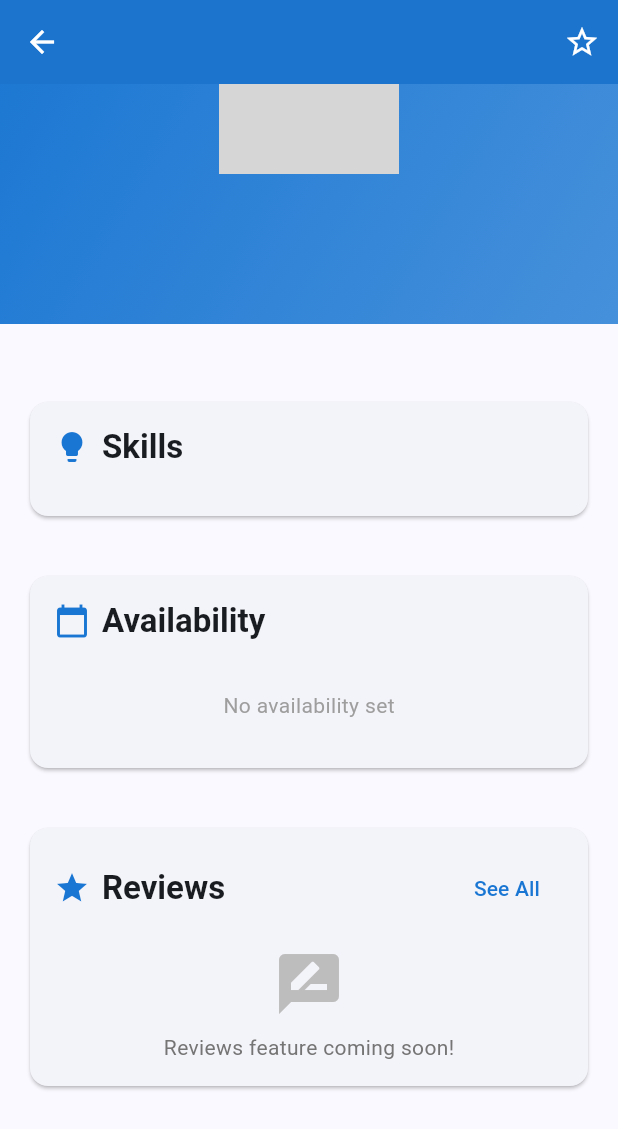
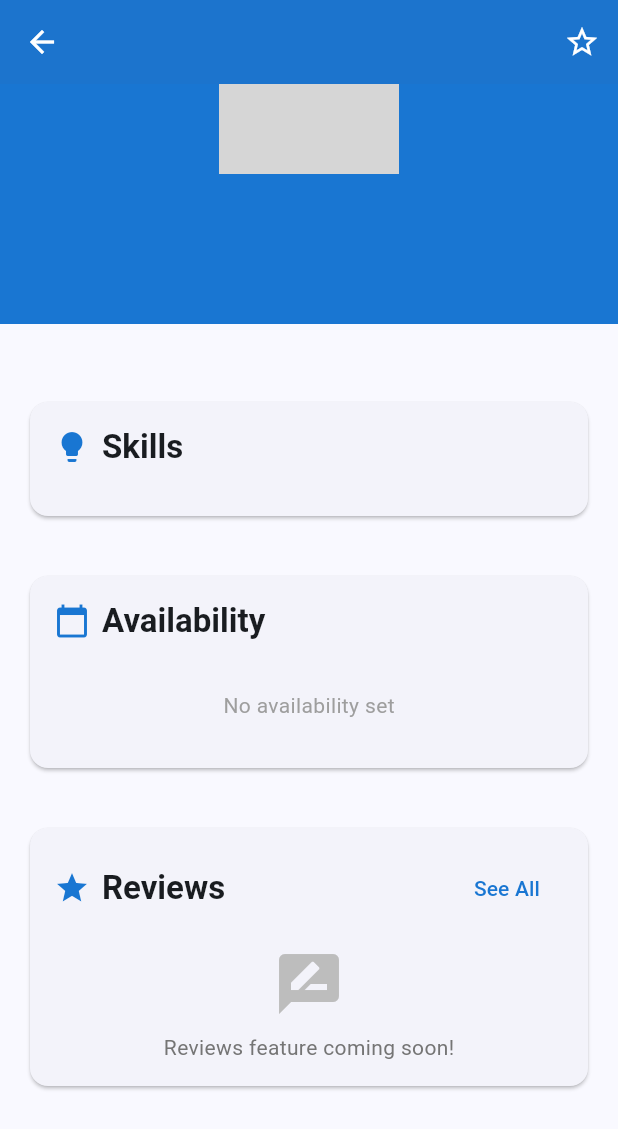
Before and after one commit to alyssahusna44/fyp-skillswap-app, a Flutter app: the UserProfileViewScreen screen opened directly with empty values, scrolled down 84 dp, on a phone screen of 412 x 824 dp. Shown: the top 1129 px of the screen. Run offline on Flutter 3.47's test engine with Material 3 defaults, Android fonts, the phone set to English and light mode, and no system bars; our stand-ins replace email_validator, flutter_dotenv, image_picker, supabase_flutter, table_calendar; accounts and stored records are empty; network calls fail; grey boxes are pictures that could not be loaded.

Commit message:
removed depreciated with opac

```diff
--- a/lib/profile/user_profile_view_screen.dart
+++ b/lib/profile/user_profile_view_screen.dart
@@ -305,7 +305,7 @@ class _UserProfileViewScreenState extends State<UserProfileViewScreen> {
         gradient: LinearGradient(
           colors: [
             Theme.of(context).primaryColor,
-            Theme.of(context).primaryColor.withOpacity(0.8),
+            Theme.of(context).primaryColor,
           ],
           begin: Alignment.topLeft,
           end: Alignment.bottomRight,
@@ -360,7 +360,7 @@ class _UserProfileViewScreenState extends State<UserProfileViewScreen> {
             Container(
               padding: const EdgeInsets.symmetric(horizontal: 16, vertical: 8),
               decoration: BoxDecoration(
-                color: Colors.white.withOpacity(0.2),
+                color: Colors.white,
                 borderRadius: BorderRadius.circular(20),
               ),
               child: Row(
@@ -610,7 +610,7 @@ class _UserProfileViewScreenState extends State<UserProfileViewScreen> {
                   eventLoader: _getAvailabilityForDay,
                   calendarStyle: CalendarStyle(
                     todayDecoration: BoxDecoration(
-                      color: Theme.of(context).primaryColor.withOpacity(0.5),
+                      color: Theme.of(context).primaryColor,
                       shape: BoxShape.circle,
                     ),
                     selectedDecoration: BoxDecoration(
@@ -711,8 +711,8 @@ class _UserProfileViewScreenState extends State<UserProfileViewScreen> {
                       ),
                       decoration: BoxDecoration(
                         color: slot['is_recurring']
-                            ? Colors.blue.withOpacity(0.1)
-                            : Colors.green.withOpacity(0.1),
+                            ? Colors.blue
+                            : Colors.green,
                         borderRadius: BorderRadius.circular(4),
                       ),
                       child: Text(
```
